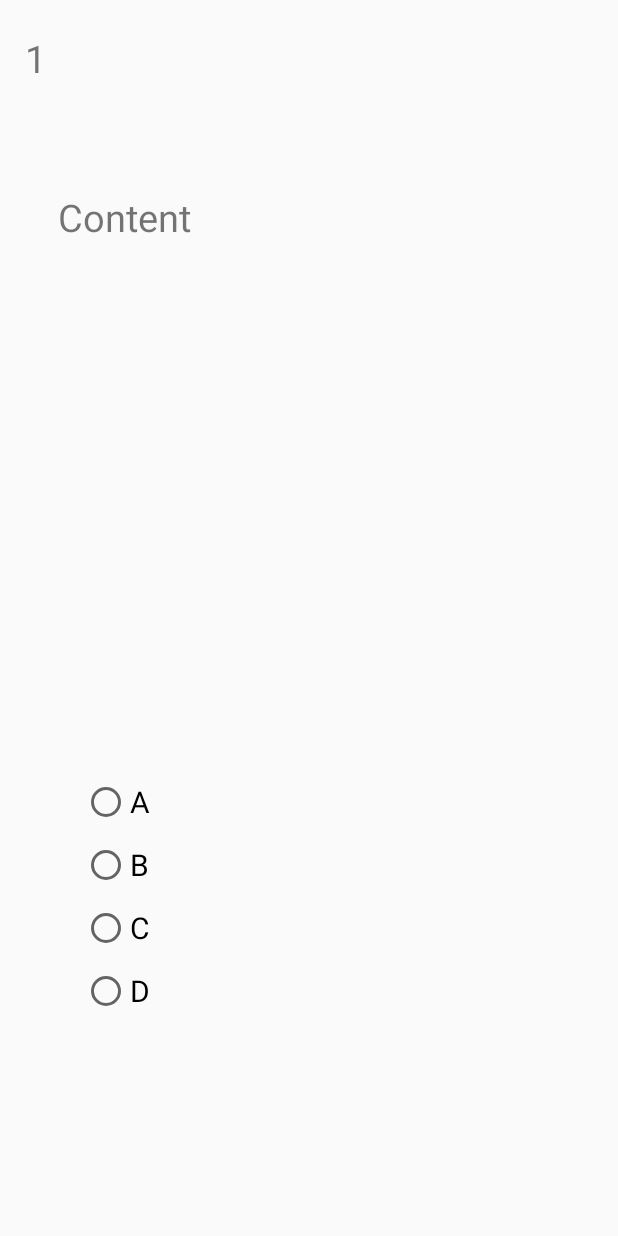
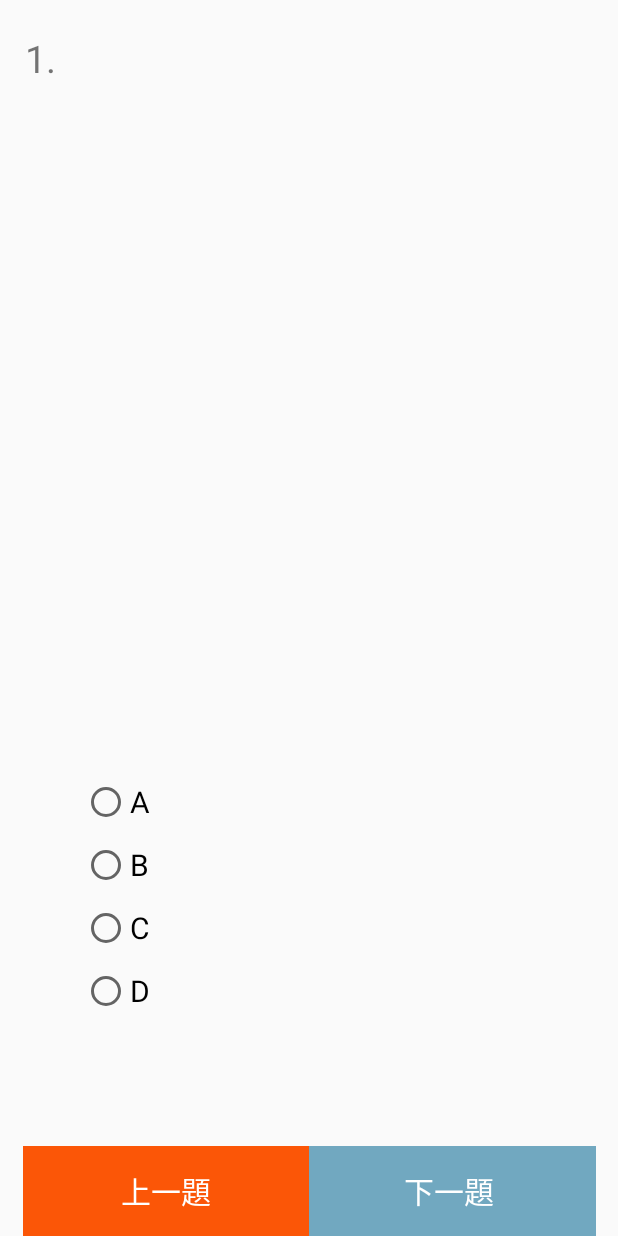
Before and after one commit to empirejames/IPAS, an Android app: the screen it shows after launch (QuestionActivity), after a tap on "測驗開始", on a phone screen of 412 x 824 dp. Run offline under Robolectric (Android 15) with nearby library versions, the phone set to English and light mode, and no system bars; our stand-ins replace Firebase (no records; nobody signed in at launch, a user with empty details on screens opened directly).

```diff
--- a/app/src/main/java/com/james/ipas/QuestionActivity.java
+++ b/app/src/main/java/com/james/ipas/QuestionActivity.java
@@ -1,9 +1,13 @@
 package com.james.ipas;
 
 import android.app.Activity;
+import android.content.Intent;
 import android.os.AsyncTask;
 import android.os.Bundle;
+import android.text.method.ScrollingMovementMethod;
 import android.util.Log;
+import android.view.View;
+import android.widget.Button;
 import android.widget.RadioButton;
 import android.widget.RadioGroup;
 import android.widget.TextView;
@@ -26,6 +30,11 @@ public class QuestionActivity extends Activity {
     TextView tv_selector, tv_content;
     RadioGroup radioGroup;
     RadioButton radioButton_A, radioButton_B, radioButton_C, radioButton_D;
+    Button btn_next, btn_pre;
+    int page = 0;
+    int getAnswer;
+    int answer = 0;
+
 
     @Override
     protected void onCreate(Bundle savedInstancesState) {
@@ -41,6 +50,68 @@ public class QuestionActivity extends Activity {
 
         randItem = genRandNum(max_number, numberOfSelect);
         new GetData().execute(randItem);
+        btn_next.setOnClickListener(new View.OnClickListener() {
+            @Override
+            public void onClick(View v) {
+                if (page < numberOfSelect - 1) {
+                    if(getAnswer != answer){
+                        Log.e(TAG, "page : " + page);
+                    }else{
+                        page++;
+                        updateView(page);
+                    }
+                } else {
+                    gotoHomePage();
+                }
+            }
+        });
+
+        btn_pre.setOnClickListener(new View.OnClickListener() {
+            @Override
+            public void onClick(View v) {
+                if (page < numberOfSelect && page >= 0) {
+                    page--;
+                    updateView(page);
+                } else {
+                    page = 0;
+                    gotoHomePage();
+                }
+            }
+        });
+
+        radioGroup.setOnCheckedChangeListener(new RadioGroup.OnCheckedChangeListener() {
+            @Override
+            public void onCheckedChanged(RadioGroup group, int checkedId) {
+                View radioButton = radioGroup.findViewById(checkedId);
+                getAnswer = radioGroup.indexOfChild(radioButton);
+                Log.e(TAG, "Checked : " + getAnswer);
+            }
+        });
+    }
+
+
+    public int updateView(int page) {
+        radioGroup.clearCheck();
+        if (testLists.size() != 0 && page >= 0) {
+            tv_selector.setText(page + 1 + " .");
+            tv_content.setText(testLists.get(page).getTopic());
+            tv_content.setMovementMethod(ScrollingMovementMethod.getInstance());
+            radioButton_A.setText(testLists.get(page).getItem_A());
+            radioButton_B.setText(testLists.get(page).getItem_B());
+            radioButton_C.setText(testLists.get(page).getItem_C());
+            radioButton_D.setText(testLists.get(page).getItem_D());
+
+            if (testLists.get(page).getAnswer().contains("A")) {
+                answer = 0;
+            } else if (testLists.get(page).getAnswer().contains("B")) {
+                answer = 1;
+            } else if (testLists.get(page).getAnswer().contains("C")) {
+                answer = 2;
+            } else if (testLists.get(page).getAnswer().contains("D")) {
+                answer = 3;
+            }
+        }
+        return answer;
     }
 
     public void initView() {
@@ -51,7 +122,13 @@ public class QuestionActivity extends Activity {
         radioButton_B = findViewById(R.id.answer_b);
         radioButton_C = findViewById(R.id.answer_c);
         radioButton_D = findViewById(R.id.answer_d);
+        btn_next = findViewById(R.id.btnRight);
+        btn_pre = findViewById(R.id.btnLeft);
+    }
 
+    public void gotoHomePage(){
+        Intent i = new Intent(QuestionActivity.this, MainActivity.class);
+        startActivity(i);
     }
 
 
@@ -96,15 +173,7 @@ public class QuestionActivity extends Activity {
                             //Log.e(TAG, "testList Size : " + testLists.size());
                         }
                     }
-                    tv_selector.setText("1");
-                    tv_content.setText(testLists.get(0).getTopic());
-                    Log.e(TAG, "testLists.get(0) : " + testLists.get(0).getAnswer());
-                    Log.e(TAG, "testLists.get(0) : " + testLists.get(0).getItem_A());
-
-                    radioButton_A.setText(testLists.get(0).getItem_A());
-                    radioButton_B.setText(testLists.get(0).getItem_B());
-                    radioButton_C.setText(testLists.get(0).getItem_C());
-                    radioButton_D.setText(testLists.get(0).getItem_D());
+                    updateView(page);
                 }
 
                 @Override
--- /dev/null
+++ b/app/src/main/res/drawable/btn_gray_color_selector.xml
@@ -0,0 +1,4 @@
+<selector xmlns:android="http://schemas.android.com/apk/res/android">
+    <item android:state_pressed="true" android:drawable="@color/gray_overlay_pressed"/>
+    <item android:drawable="@color/gray_overlay" />
+</selector>
--- /dev/null
+++ b/app/src/main/res/drawable/btn_red_color_selector.xml
@@ -0,0 +1,4 @@
+<selector xmlns:android="http://schemas.android.com/apk/res/android">
+    <item android:state_pressed="true" android:drawable="@color/red_overlay_pressed"/>
+    <item android:drawable="@color/red_overlay" />
+</selector>
--- /dev/null
+++ b/app/src/main/res/layout/bottom_buttons.xml
@@ -0,0 +1,29 @@
+<?xml version="1.0" encoding="utf-8"?>
+<LinearLayout xmlns:android="http://schemas.android.com/apk/res/android"
+    android:layout_width="match_parent"
+    android:layout_height="wrap_content"
+    android:layout_alignParentBottom="true"
+    android:orientation="horizontal" >
+
+    <Button
+        android:id="@+id/btnLeft"
+        style="?android:attr/borderlessButtonStyle"
+        android:layout_width="0dp"
+        android:layout_height="match_parent"
+        android:layout_weight="1"
+        android:background="@drawable/btn_red_color_selector"
+        android:textColor="@color/colorWhite"
+        android:text="上一題"
+        android:textSize="20dp" />
+
+    <Button
+        android:id="@+id/btnRight"
+        style="?android:attr/borderlessButtonStyle"
+        android:layout_width="0dp"
+        android:layout_height="match_parent"
+        android:layout_weight="1"
+        android:background="@drawable/btn_gray_color_selector"
+        android:textColor="@color/colorWhite"
+        android:text="下一題 "
+        android:textSize="20dp" />
+</LinearLayout>
--- a/app/src/main/res/layout/content_question.xml
+++ b/app/src/main/res/layout/content_question.xml
@@ -29,15 +29,15 @@
 
     <TextView
         android:id="@+id/tv_content"
-        android:layout_width="319dp"
-        android:layout_height="218dp"
+        android:layout_width="296dp"
+        android:layout_height="214dp"
+        android:scrollbars="vertical"
         android:layout_marginBottom="8dp"
         android:layout_marginEnd="8dp"
         android:layout_marginLeft="8dp"
         android:layout_marginRight="8dp"
         android:layout_marginStart="8dp"
         android:layout_marginTop="8dp"
-        android:text="Content"
         android:textSize="25dp"
         app:layout_constraintBottom_toTopOf="@+id/rgroup_answer"
         app:layout_constraintEnd_toEndOf="parent"
@@ -96,4 +96,17 @@
             android:text="D"
             android:textSize="20dp" />
     </RadioGroup>
+
+    <include
+        android:id="@+id/footerSetting"
+        layout="@layout/bottom_buttons"
+        android:layout_width="382dp"
+        android:layout_height="60dp"
+        android:layout_marginEnd="8dp"
+        android:layout_marginLeft="8dp"
+        android:layout_marginRight="8dp"
+        android:layout_marginStart="8dp"
+        app:layout_constraintBottom_toBottomOf="parent"
+        app:layout_constraintEnd_toEndOf="parent"
+        app:layout_constraintStart_toStartOf="parent" />
 </android.support.constraint.ConstraintLayout>
--- a/app/src/main/res/values/colors.xml
+++ b/app/src/main/res/values/colors.xml
@@ -3,4 +3,10 @@
     <color name="colorPrimary">#3F51B5</color>
     <color name="colorPrimaryDark">#303F9F</color>
     <color name="colorAccent">#FF4081</color>
+    <color name="colorWhite">#FFFFFF</color>
+    <color name="colorMiWhite">#F7F3E3</color>
+    <color name="red_overlay">#FB5607</color>
+    <color name="gray_overlay">#71A8C0</color>
+    <color name="red_overlay_pressed">#CE4706</color>
+    <color name="gray_overlay_pressed">#46849e</color>
 </resources>
```
